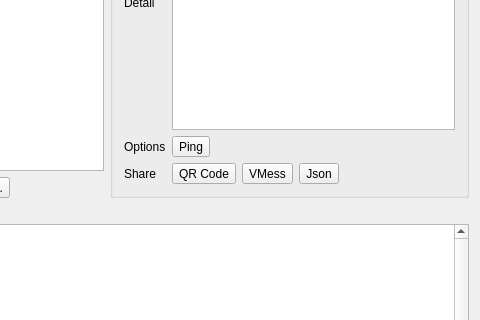
The window that src/ui/w_MainWindow.ui (darsvador/qvssr) describes before a commit, drawn with Qt 5; both pictures show x 200 to 680 and y 139 to 459 of the 680 by 585 pixel window.
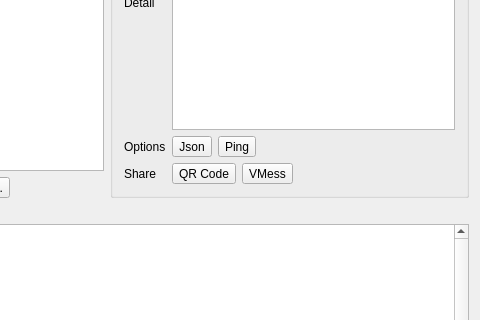
The same window after the commit. Icons and pictures are not drawn.

Patch:
```diff
--- a/src/ui/w_MainWindow.ui
+++ b/src/ui/w_MainWindow.ui
@@ -144,13 +144,6 @@
            </property>
           </widget>
          </item>
-         <item>
-          <widget class="QToolButton" name="editJsonBtn">
-           <property name="text">
-            <string>Json</string>
-           </property>
-          </widget>
-         </item>
          <item>
           <spacer name="horizontalSpacer_4">
            <property name="orientation">
@@ -182,6 +175,13 @@
        </item>
        <item row="4" column="1">
         <layout class="QHBoxLayout" name="horizontalLayout_4">
+         <item>
+          <widget class="QToolButton" name="editJsonBtn">
+           <property name="text">
+            <string>Json</string>
+           </property>
+          </widget>
+         </item>
          <item>
           <widget class="QToolButton" name="pingTestBtn">
            <property name="text">
```
